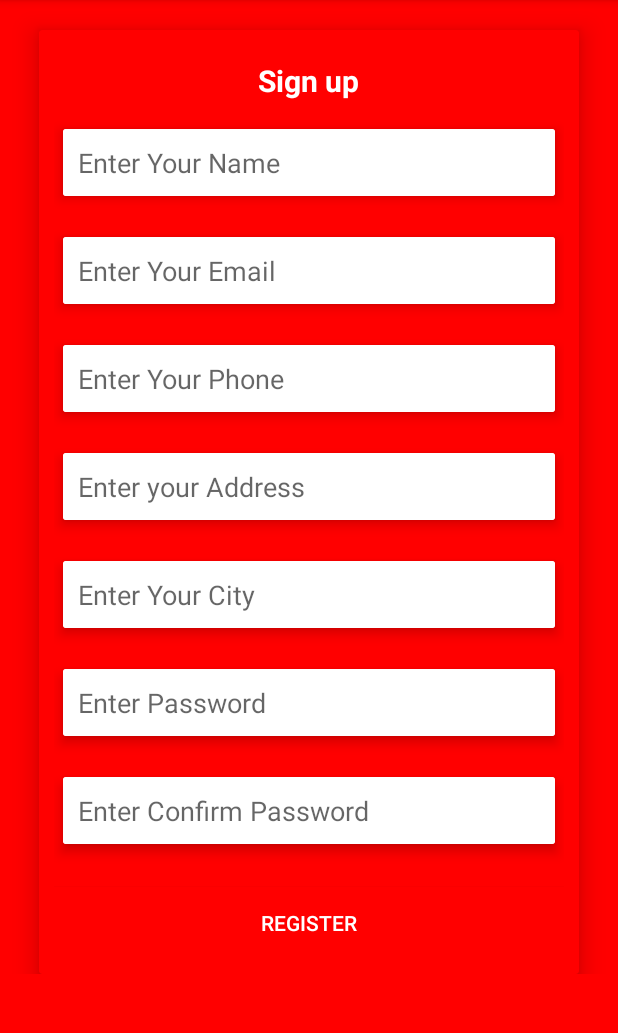
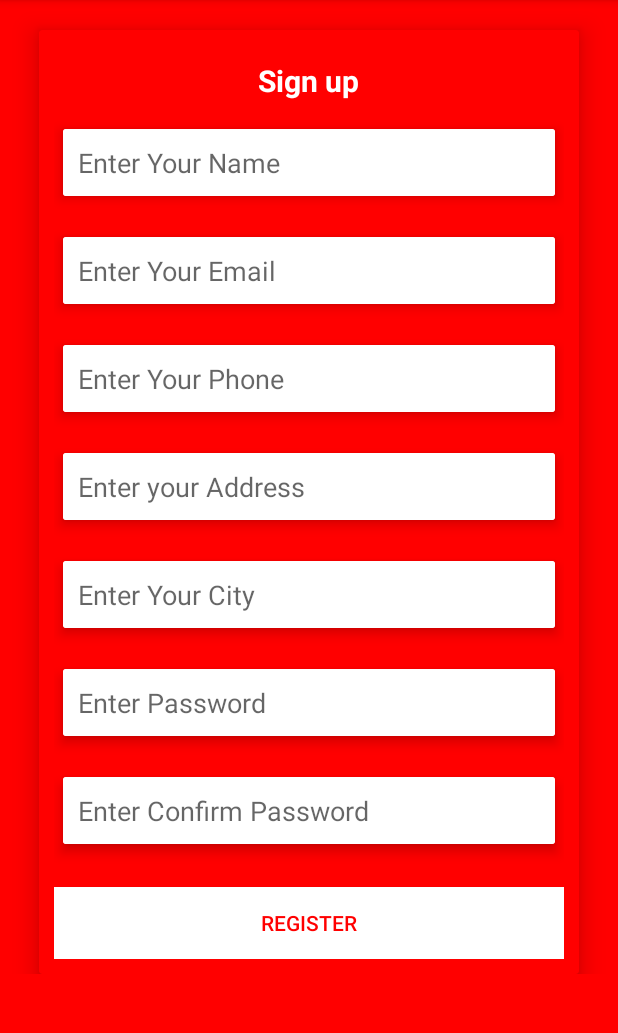
Before and after one commit to parminderkang0710/ShoppingApplication, an Android app: the signup screen opened directly, with no data from a screen before it, on a phone screen of 412 x 824 dp, the part 84-1117 px from its top. Run offline under Robolectric (Android 15) with nearby library versions, the phone set to English and light mode, and no system bars; our stand-ins replace Firebase (no records; nobody signed in at launch, a user with empty details on screens opened directly).

Commit message:
some design changes done

```diff
--- a/Project1/app/src/main/AndroidManifest.xml
+++ b/Project1/app/src/main/AndroidManifest.xml
@@ -1,6 +1,6 @@
 <?xml version="1.0" encoding="utf-8"?>
 <manifest xmlns:android="http://schemas.android.com/apk/res/android"
-    package="com.example.project1">
+    package="com.example.project1" >
 
     <application
         android:allowBackup="true"
@@ -8,7 +8,7 @@
         android:label="@string/app_name"
         android:roundIcon="@mipmap/ic_launcher_round"
         android:supportsRtl="true"
-        android:theme="@style/AppTheme">
+        android:theme="@style/AppTheme" >
         <activity android:name=".signup" />
         <activity android:name=".profile" />
         <activity android:name=".cart" />
@@ -18,7 +18,7 @@
         <activity android:name=".Toppings" />
         <activity android:name=".Main2Activity" />
         <activity android:name=".Home" />
-        <activity android:name=".MainActivity">
+        <activity android:name=".MainActivity" >
             <intent-filter>
                 <action android:name="android.intent.action.MAIN" />
 
--- a/Project1/app/src/main/res/layout/activity_signup.xml
+++ b/Project1/app/src/main/res/layout/activity_signup.xml
@@ -207,9 +207,9 @@
                         android:layout_width="match_parent"
                         android:layout_height="wrap_content"
                         android:layout_marginTop="20dp"
-                        android:background="#ff0000"
+                        android:background="#ffffff"
                         android:text="Register"
-                        android:textColor="@android:color/white" />
+                        android:textColor="#ff0000" />
 
                 </androidx.appcompat.widget.LinearLayoutCompat>
 
```
